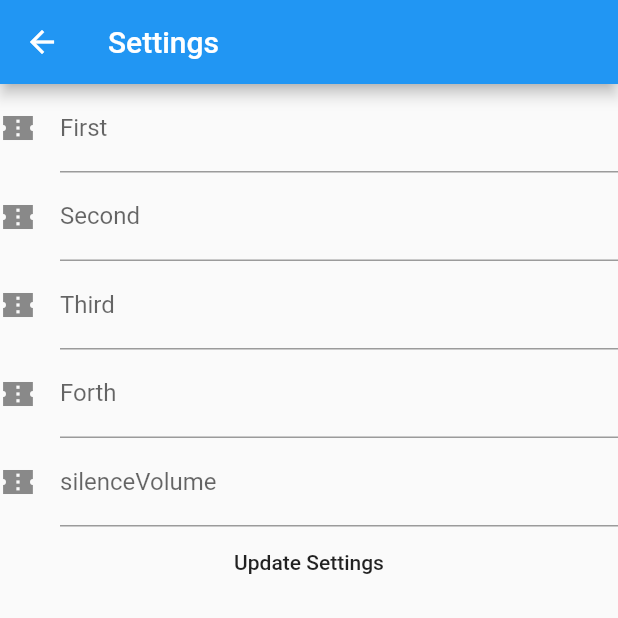
After one commit to ian-seo/CandyInMyEars, a Flutter app: the screen it shows once a user with an empty profile is signed in, after a tap on the "settings" icon, on a phone screen of 412 x 824 dp, the top half of it. The commit adds this screen. Run offline on Flutter 3.47's test engine with Material 2 defaults, Android fonts, the phone set to English and light mode, and no system bars; our stand-ins replace audioplayers, firebase_auth, firebase_core, firebase_database, firebase_storage, speech_to_text and 2 more; missing offline and left inert: firebase_auth_web, firebase_core_web, firebase_database_web, firebase_storage_web, flutter_sound, flutter_sound_web and 1 more; accounts and stored records are empty.

Commit message:
add settings

```diff
--- a/lib/screens/main_page.dart
+++ b/lib/screens/main_page.dart
@@ -1,4 +1,5 @@
 import 'package:candy_in_my_ears/data/storage.dart';
+import 'package:candy_in_my_ears/screens/settings.dart';
 import 'package:candy_in_my_ears/screens/sound.dart';
 import 'package:candy_in_my_ears/screens/voice.dart';
 import 'package:flutter/cupertino.dart';
@@ -11,26 +12,43 @@ class MainPage extends StatelessWidget {
 
   @override
   Widget build(BuildContext context) {
+    final Size size = MediaQuery.of(context).size;
     final Storage storage = Storage();
     // TODO: implement build
     return Scaffold(
-      appBar: AppBar(
-        title: Text("Candy In My Ears"),
-      ),
+
       body: Column(
-        mainAxisAlignment: MainAxisAlignment.center,
+        mainAxisAlignment: MainAxisAlignment.start,
         crossAxisAlignment: CrossAxisAlignment.center,
         children: [
+          Container(
+              alignment: Alignment.topRight,
+              child: FloatingActionButton(
+                heroTag: "settings",
+                onPressed: () {
+                  Navigator.push(
+                      context,
+                      MaterialPageRoute(
+                          builder: (context) => Settings()));
+                },
+                child: Icon(Icons.settings_sharp),
+              )),
+          _candyImage,
           MyHomePage(),
-          Container(
-              child: ElevatedButton(
-            onPressed: () {
-              storage.listExample();
-            },
-            child: Text('Check Uploaded Files'),
-          ))
         ],
       ),
     );
   }
 }
+
+Widget get _candyImage => const Expanded(
+  child: Padding(
+    padding: EdgeInsets.only(top: 0, left: 24, right: 24),
+    child: FittedBox(
+      fit: BoxFit.contain,
+      child:
+      // CircleAvatar(backgroundImage: AssetImage("assets/images/candy.gif")),
+      CircleAvatar(backgroundImage: AssetImage("assets/images/candies.gif")),
+    ),
+  ),
+);
--- /dev/null
+++ b/lib/screens/settings.dart
@@ -0,0 +1,109 @@
+import 'package:firebase_database/firebase_database.dart';
+import 'package:flutter/material.dart';
+import 'package:validators/validators.dart';
+
+class Settings extends StatefulWidget {
+  @override
+  State<StatefulWidget> createState() => _SettingsState();
+}
+
+class _SettingsState extends State<Settings> {
+  final GlobalKey<FormState> _formKey = GlobalKey<FormState>();
+  final TextEditingController _firstController = TextEditingController();
+  final TextEditingController _secondController = TextEditingController();
+  final TextEditingController _thirdController = TextEditingController();
+  final TextEditingController _forthController = TextEditingController();
+  final TextEditingController _volumeController = TextEditingController();
+  final database = FirebaseDatabase.instance.reference();
+
+  @override
+  Widget build(BuildContext context) {
+    return Scaffold(
+      appBar: AppBar(
+        title: const Text('Settings'),
+      ),
+      body: Form(
+        key: _formKey,
+        child: Column(
+          children: [
+            TextFormField(
+              controller: _firstController,
+              decoration: const InputDecoration(
+                  icon: Icon(Icons.confirmation_number_sharp),
+                  labelText: "First"),
+              validator: (String value) {
+                if (!isNumeric(value)) {
+                  return "Please input numbers ";
+                }
+                return null;
+              },
+            ),
+            TextFormField(
+              controller: _secondController,
+              decoration: const InputDecoration(
+                  icon: Icon(Icons.confirmation_number_sharp),
+                  labelText: "Second"),
+              validator: (String value) {
+                if (!isNumeric(value)) {
+                  return "Please input numbers ";
+                }
+                return null;
+              },
+            ),
+            TextFormField(
+              controller: _thirdController,
+              decoration: const InputDecoration(
+                  icon: Icon(Icons.confirmation_number_sharp),
+                  labelText: "Third"),
+              validator: (String value) {
+                if (!isNumeric(value)) {
+                  return "Please input numbers ";
+                }
+                return null;
+              },
+            ),
+            TextFormField(
+              controller: _forthController,
+              decoration: const InputDecoration(
+                  icon: Icon(Icons.confirmation_number_sharp),
+                  labelText: "Forth"),
+              validator: (String value) {
+                if (!isNumeric(value)) {
+                  return "Please input numbers ";
+                }
+                return null;
+              },
+            ),
+            TextFormField(
+              controller: _volumeController,
+              decoration: const InputDecoration(
+                  icon: Icon(Icons.confirmation_number_sharp),
+                  labelText: "silenceVolume"),
+              validator: (String value) {
+                if (!isNumeric(value)) {
+                  return "Please input numbers ";
+                }
+                return null;
+              },
+            ),
+            FlatButton(
+                onPressed: () async {
+                  if (_formKey.currentState.validate()) {
+                    await database.child('/test').set({
+                      'first': int.parse(_firstController.value.text),
+                      'second': int.parse(_secondController.value.text),
+                      'third': int.parse(_thirdController.value.text),
+                      'forth': int.parse(_forthController.value.text),
+                      'volume': double.parse(_volumeController.value.text),
+                    });
+                    ScaffoldMessenger.of(context).showSnackBar(
+                        const SnackBar(content: Text("Settings Updated")));
+                  }
+                },
+                child: const Text("Update Settings"))
+          ],
+        ),
+      ),
+    );
+  }
+}
--- a/lib/screens/sound.dart
+++ b/lib/screens/sound.dart
@@ -13,8 +13,10 @@ class MyHomePage extends StatefulWidget {
   _MyHomePageState createState() => _MyHomePageState();
 }
 
+const String candyInMyEars = "Candy In My Ears";
+
 class _MyHomePageState extends State<MyHomePage> {
-  String viewTxt = "Recorde Player";
+  String viewTxt = candyInMyEars;
   final Storage storage = Storage();
   final database = FirebaseDatabase.instance.reference();
   FlutterSoundRecorder myRecorder;
@@ -27,8 +29,9 @@ class _MyHomePageState extends State<MyHomePage> {
   double _mVolume1 = 100.0;
   int _firstInterval = 0;
   int _secondInterval = 0;
-
-  GlobalKey<ScaffoldState> _key = GlobalKey<ScaffoldState>();
+  int _thirdInterval = 0;
+  int _forthInterval = 0;
+  double _volumeControl = 0;
 
   void startInit() async {
     super.initState();
@@ -47,14 +50,29 @@ class _MyHomePageState extends State<MyHomePage> {
   }
 
   void _activateListners() {
-    database.child("test").child("first").onValue.listen((event){
+    database.child("test").child("first").onValue.listen((event) {
       setState(() {
         _firstInterval = event.snapshot.value;
       });
     });
-    database.child("test").child("second").onValue.listen((event){
+    database.child("test").child("second").onValue.listen((event) {
       setState(() {
         _secondInterval = event.snapshot.value;
+      });
+    });
+    database.child("test").child("third").onValue.listen((event) {
+      setState(() {
+        _thirdInterval = event.snapshot.value;
+      });
+    });
+    database.child("test").child("forth").onValue.listen((event) {
+      setState(() {
+        _forthInterval = event.snapshot.value;
+      });
+    });
+    database.child("test").child("volume").onValue.listen((event) {
+      setState(() {
+        _volumeControl = double.parse(event.snapshot.value.toString());
       });
     });
   }
@@ -111,10 +129,10 @@ class _MyHomePageState extends State<MyHomePage> {
     await storage.uploadFile(filePath, fileName).then((value) =>
         ScaffoldMessenger.of(context)
             .showSnackBar(const SnackBar(content: Text("file uploaded"))));
-    await database.child('/test').set({'first':2000,'second':3000});
+    // await database.child('/test').set({'first': 2000, 'second': 3000});
 
     setState(() {
-      viewTxt = "Recorde Player";
+      viewTxt = candyInMyEars;
     });
     return;
   }
@@ -141,8 +159,14 @@ class _MyHomePageState extends State<MyHomePage> {
             });
         print('first interval: $_firstInterval');
         print('second interval: $_secondInterval');
-        Future.delayed(Duration(milliseconds: _firstInterval), () {}).then((value) => setVolume(5));
-        Future.delayed(Duration(milliseconds: _secondInterval), () {}).then((value) => setVolume(100));
+        Future.delayed(Duration(milliseconds: _firstInterval), () {})
+            .then((value) => setVolume(_volumeControl));
+        Future.delayed(Duration(milliseconds: _secondInterval), () {})
+            .then((value) => setVolume(100));
+        Future.delayed(Duration(milliseconds: _thirdInterval), () {})
+            .then((value) => setVolume(_volumeControl));
+        Future.delayed(Duration(milliseconds: _forthInterval), () {})
+            .then((value) => setVolume(100));
       } catch (e) {
         print(" NO Data");
         ScaffoldMessenger.of(context)
@@ -160,6 +184,7 @@ class _MyHomePageState extends State<MyHomePage> {
 
   @override
   Widget build(BuildContext context) {
+    final Size size = MediaQuery.of(context).size;
     return Column(
       mainAxisAlignment: MainAxisAlignment.center,
       crossAxisAlignment: CrossAxisAlignment.center,
@@ -169,38 +194,45 @@ class _MyHomePageState extends State<MyHomePage> {
           style: Theme.of(context).textTheme.headline4,
         ),
         Container(
-          width: 1000,
-          margin: EdgeInsets.all(20.0),
-          child: FloatingActionButton(
-              onPressed: _recodeFunc,
-              tooltip: 'Increment',
-              child: check ? Icon(Icons.stop) : Icon(Icons.mic)),
+          height: 8,
         ),
-        Container(
-          padding: EdgeInsets.all(20.0),
-          decoration: BoxDecoration(
-              border: Border.all(width: 2.0, color: Colors.grey[200]),
-              borderRadius: BorderRadius.circular(15.0)),
-          child: Column(
-            children: <Widget>[
-              Text("Play Controller\n(Recorde File)"),
-              IconButton(
-                icon: playCheck
-                    ? Icon(Icons.stop)
-                    : Icon(Icons.play_circle_filled),
+        Padding(
+          padding: EdgeInsets.only(left: size.width*0.3,right: size.width*0.3),
+          child: Row(
+            mainAxisAlignment: MainAxisAlignment.spaceEvenly,
+            children: [
+              FloatingActionButton(
+                  heroTag: "mic",
+                  onPressed: _recodeFunc,
+                  child: check ? Icon(Icons.stop) : Icon(Icons.mic)),
+              FloatingActionButton(
+                heroTag: "play",
+                child:
+                    playCheck ? Icon(Icons.stop) : Icon(Icons.play_circle_filled),
                 onPressed: () async {
                   await playMyFile();
                 },
               ),
-              FlatButton(
-                onPressed: () {
-                  FirebaseAuth.instance.signOut();
-                },
-                child: const Text("Logout"),
-              )
             ],
           ),
-        )
+        ),
+        Container(
+          height: size.height * 0.1,
+        ),
+        Container(
+            padding: EdgeInsets.all(0.1),
+            decoration: BoxDecoration(
+                border: Border.all(width: 2.0, color: Colors.grey[200]),
+                borderRadius: BorderRadius.circular(50.0)),
+            child: FlatButton(
+              onPressed: () {
+                FirebaseAuth.instance.signOut();
+              },
+              child: const Text("Logout"),
+            )),
+        Container(
+          height: size.height * 0.02,
+        ),
       ],
     );
   }
--- a/pubspec.yaml
+++ b/pubspec.yaml
@@ -42,6 +42,7 @@ dependencies:
   audioplayers: ^0.20.1
   vibration: ^1.7.3
   speech_to_text: 5.1.1
+  validators: ^3.0.0
 
 dev_dependencies:
   flutter_test:
```
Also changed, not shown: assets/images/candies.gif (added), 1 other file.
